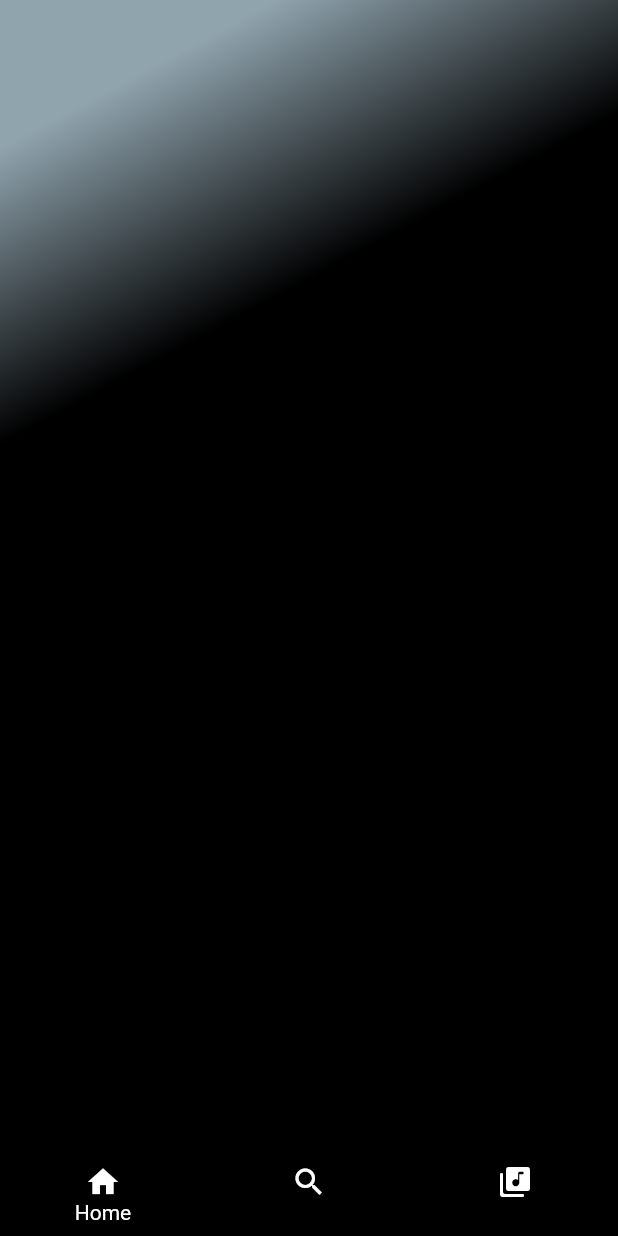
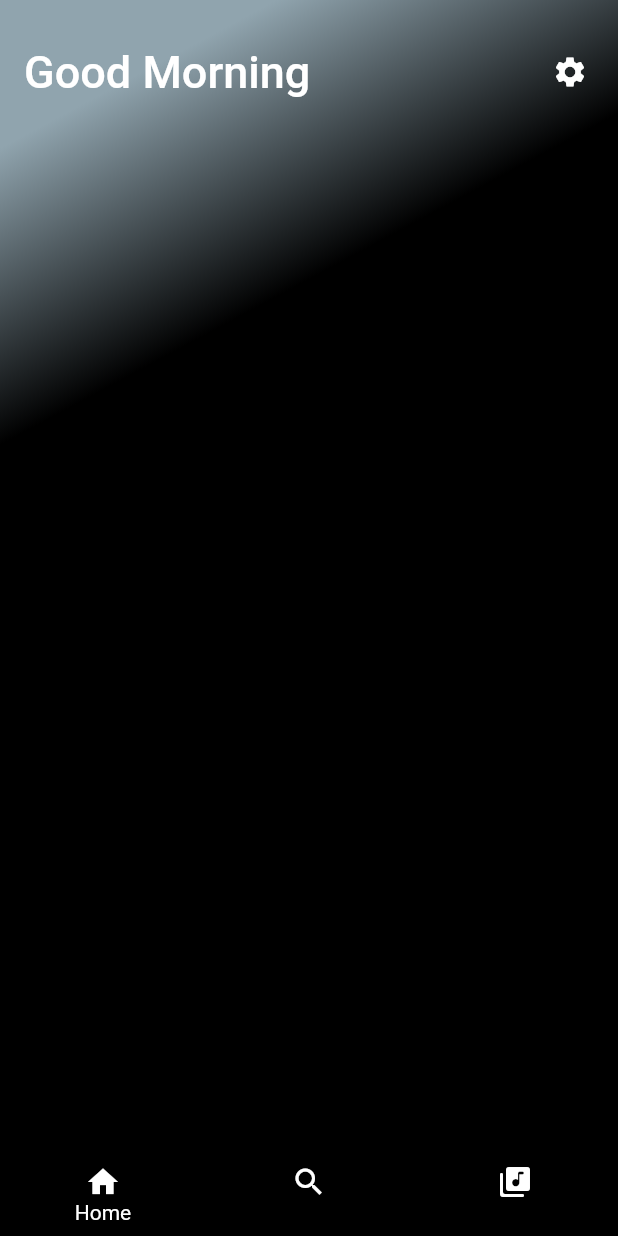
Before and after one commit to moinak878/spotify-clone, a Flutter app: the screen it shows after launch, on a phone screen of 412 x 824 dp. Run offline on Flutter 3.47's test engine with Material 2 defaults, Android fonts, the phone set to English and light mode, and no system bars.

Commit message:
added app bar in home screen

```diff
--- a/lib/screens/home.dart
+++ b/lib/screens/home.dart
@@ -4,6 +4,35 @@ import 'package:flutter/material.dart';
 class Home extends StatelessWidget {
   const Home({Key? key}) : super(key: key);
 
+  Widget createAppBar(){
+    String greeting;
+    final hour = DateTime.now().hour;
+    if(hour<=12){
+      greeting="Good Morning";
+    }
+    else if(hour<17){
+      greeting = "Good Afternoon";
+    }
+    else{
+      greeting = "Good Evening";
+    }
+    return Padding(
+      padding: EdgeInsets.only(top: 20),
+      child: AppBar(
+        backgroundColor: Colors.transparent,
+        elevation: 0.0, // by default some elevation present , shows a border
+        title: Text( greeting , style: TextStyle(fontSize: 30)),
+        actions: const [
+          Padding(
+            padding: EdgeInsets.only(right: 20),
+              child: Icon(
+                  Icons.settings , color: Colors.white
+              )
+          )
+        ],
+      ),
+    );
+  }
   @override
   Widget build(BuildContext context) {
     return SafeArea(
@@ -19,6 +48,10 @@ class Home extends StatelessWidget {
                 stops: const [0.1 , 0.3],
               )
           ),
+          child: Column(
+            children:[
+              createAppBar()],
+          ),
         )
     );
   }
```
Lines whose indentation alone changed are shown as unchanged.
